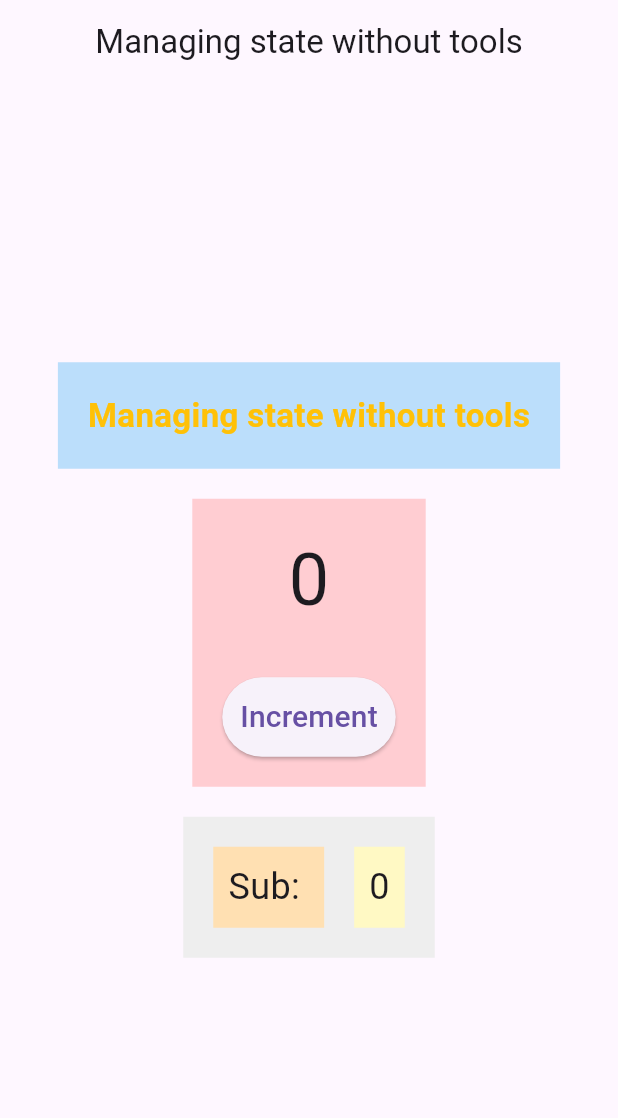
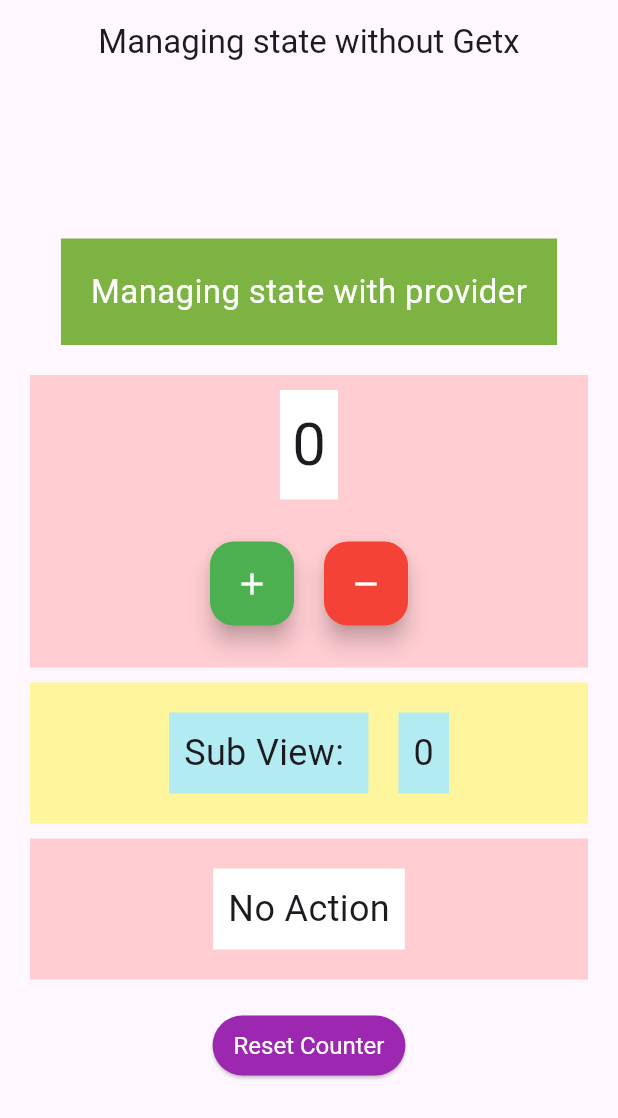
Before and after one commit to milon-dev/flutter_state_management_with_getx, a Flutter app: the screen it shows after launch, on a phone screen of 412 x 824 dp. Shown: the top 1118 px of the screen. Run offline on Flutter 3.47's test engine with Material 3 defaults, Android fonts, the phone set to English and light mode, and no system bars; our stand-ins replace get.

Commit message:
UI Change and add reset and action name

```diff
--- a/lib/controllers/counter_controller.dart
+++ b/lib/controllers/counter_controller.dart
@@ -3,15 +3,26 @@ import 'package:get/get.dart';
 
 class CounterController extends GetxController {
 
-  var counter=0.obs;
+  final counter=0.obs;
+  final actionName="No Action".obs;
 
-  increment() => counter.value++;
+  increment() {
+    counter.value++;
+    actionName.value="Add";
+  }
+
+  decrement() {
+    counter.value--;
+    actionName.value="Sub";
+  }
+
+  reset() {
+    counter.value=0;
+    actionName.value="Reset";
+  }
 
   @override
   void onInit() {
-
-    debugPrint("CounterController onInit");
-
     super.onInit();
   }
 
--- a/lib/main.dart
+++ b/lib/main.dart
@@ -1,6 +1,6 @@
 import 'package:flutter/material.dart';
 import 'package:flutter_state_management_with_getx/bindings/root_binding.dart';
-import 'package:flutter_state_management_with_getx/screens/home_screen.dart';
+import 'package:flutter_state_management_with_getx/screens/counter_screen.dart';
 import 'package:get/get.dart';
 
 void main() async{
@@ -23,7 +23,7 @@ class MyApp extends StatelessWidget {
       theme: ThemeData(
         primarySwatch: Colors.blue,
       ),
-      home:const MyHomePage(),
+      home:const CounterScreen(),
     );
   }
 }
--- /dev/null
+++ b/lib/screens/counter_screen.dart
@@ -0,0 +1,91 @@
+import 'package:flutter/material.dart';
+import 'package:get/get.dart';
+import '../controllers/counter_controller.dart';
+import '../widgets/counter_one.dart';
+import '../widgets/middle_container.dart';
+
+class CounterScreen extends StatefulWidget {
+  const CounterScreen({Key? key}) : super(key: key);
+
+  @override
+  State<CounterScreen> createState() => _CounterScreenState();
+}
+
+class _CounterScreenState extends State<CounterScreen> {
+  final counterController = Get.find<CounterController>();
+
+  @override
+  Widget build(BuildContext context) {
+    print("======================= CounterScreen build ======================");
+    return Scaffold(
+      appBar: AppBar(
+        title: const Text('Managing state without Getx'),
+        centerTitle: true,
+      ),
+      body: Center(
+        child: Column(
+          mainAxisAlignment: MainAxisAlignment.center,
+          children: <Widget>[
+            Container(
+              color: Colors.lightGreen[600],
+              padding: const EdgeInsets.all(20.0),
+              child: const Text(
+                'Managing state with provider',
+                style: TextStyle(fontSize: 22.0,color: Colors.white),
+              ),
+            ),
+            const SizedBox(height: 20.0),
+             CounterOne(),
+            const SizedBox(height: 10.0),
+            const MiddleContainer(),
+            const SizedBox(height: 10),
+            Container(
+              color: Colors.red[100],
+              padding: const EdgeInsets.all(20.0),
+              margin: const EdgeInsets.symmetric(horizontal: 20.0),
+              child:  Column(
+                children: [
+                  Row(
+                    mainAxisAlignment: MainAxisAlignment.center,
+                    children: [
+                      Container(
+                        color: Colors.white,
+                        padding: const EdgeInsets.all(10.0),
+                        child: Obx(() =>  Text(
+                          counterController.actionName.value,
+                          style: TextStyle(fontSize: 24.0),
+                        )),
+                      )
+                    ],
+                  ),
+                ],
+              ),
+            ),
+            const SizedBox(height: 20),
+            ResetButton(),
+          ],
+        ),
+      ),
+    );
+  }
+}
+
+class ResetButton extends StatelessWidget {
+  final counterController = Get.find<CounterController>();
+
+  @override
+  Widget build(BuildContext context) {
+    print("======================= ResetButton build ======================");
+    return ElevatedButton(
+      onPressed: () => counterController.reset(),
+      style: ElevatedButton.styleFrom(
+        backgroundColor: Colors.purple,
+        padding: const EdgeInsets.symmetric(vertical: 10,horizontal: 14),
+        textStyle: const TextStyle(
+          fontSize: 16,
+        ),
+      ),
+      child: const Text('Reset Counter',style: TextStyle(color: Colors.white),),
+    );
+  }
+}
--- a/lib/screens/home_screen.dart
+++ /dev/null
@@ -1,50 +0,0 @@
-import 'package:flutter/material.dart';
-import 'package:get/get.dart';
-import '../controllers/counter_controller.dart';
-import '../widgets/counter_one.dart';
-import '../widgets/middle_container.dart';
-
-class MyHomePage extends StatefulWidget {
-  const MyHomePage({Key? key}) : super(key: key);
-
-  @override
-  State<MyHomePage> createState() => _MyHomePageState();
-}
-
-class _MyHomePageState extends State<MyHomePage> {
-
-  final counterController = Get.find<CounterController>();
-
-  @override
-  Widget build(BuildContext context) {
-    debugPrint("build=====>>>Main");
-    return Scaffold(
-      appBar: AppBar(
-        title: const Text('Managing state without tools'),
-        centerTitle: true,
-      ),
-      body: Center(
-        child: Column(
-          mainAxisAlignment: MainAxisAlignment.center,
-          children: <Widget>[
-            Container(
-              color: Colors.blue[100],
-              padding: const EdgeInsets.all(20.0),
-              child: const Text(
-                'Managing state without tools',
-                style: TextStyle(fontSize: 22.0, fontWeight: FontWeight.bold, color: Colors.amber),
-              ),
-            ),
-            const SizedBox(height: 20.0),
-            Obx(() => CounterOne(
-              counter: counterController.counter.value,
-              increment: counterController.increment,
-            ),),
-            const SizedBox(height: 20.0),
-            Obx(() => MiddleContainer(counter: counterController.counter.value),),
-          ],
-        ),
-      ),
-    );
-  }
-}
--- a/lib/widgets/child_container.dart
+++ b/lib/widgets/child_container.dart
@@ -6,10 +6,10 @@ class ChildContainer extends StatelessWidget {
   @override
   Widget build(BuildContext context) {
     return Container(
-      color: Colors.orange[100],
+      color: Colors.cyan[100],
       padding: const EdgeInsets.all(10.0),
       child: const Text(
-        'Sub: ',
+        'Sub View: ',
         style: TextStyle(fontSize: 24.0),
       ),
     );
--- a/lib/widgets/counter_one.dart
+++ b/lib/widgets/counter_one.dart
@@ -1,33 +1,57 @@
 import 'package:flutter/material.dart';
+import 'package:flutter_state_management_with_getx/controllers/counter_controller.dart';
+import 'package:get/get.dart';
 
 class CounterOne extends StatelessWidget {
-  final int counter;
-  final void Function() increment;
+  CounterOne({Key? key}) : super(key: key);
 
-  const CounterOne({
-    Key? key,
-    required this.counter,
-    required this.increment,
-  }) : super(key: key);
+  final counterController = Get.find<CounterController>();
 
   @override
   Widget build(BuildContext context) {
     return Container(
       color: Colors.red[100],
-      padding: const EdgeInsets.all(20.0),
+      margin: const EdgeInsets.symmetric(horizontal: 20.0),
+      padding: const EdgeInsets.all(10.0),
       child: Column(
         children: [
-          Text(
-            '$counter',
-            style: const TextStyle(fontSize: 48.0),
+          Container(
+            color: Colors.white,
+            child: Padding(
+              padding: const EdgeInsets.all(8.0),
+              child: Obx(
+                () => Text(
+                  counterController.counter.toString(),
+                  style: const TextStyle(fontSize: 40.0),
+                ),
+              ),
+            ),
           ),
-          const SizedBox(height: 30,),
-          ElevatedButton(
-            style: ElevatedButton.styleFrom(padding: const EdgeInsets.all(12)),
-            onPressed: increment,
-            child: const Text(
-              'Increment',
-              style: TextStyle(fontSize: 20.0),
+          const SizedBox(height: 10),
+          Padding(
+            padding: const EdgeInsets.all(18.0),
+            child: Row(
+              crossAxisAlignment: CrossAxisAlignment.center,
+              mainAxisAlignment: MainAxisAlignment.center,
+              children: [
+                FloatingActionButton(
+                  onPressed: () => counterController.increment(),
+                  backgroundColor: Colors.green,
+                  child: const Icon(
+                    Icons.add,
+                    color: Colors.white,
+                  ),
+                ),
+                const SizedBox(width: 20),
+                FloatingActionButton(
+                  onPressed: () => counterController.decrement(),
+                  backgroundColor: Colors.red,
+                  child: const Icon(
+                    Icons.remove,
+                    color: Colors.white,
+                  ),
+                ),
+              ],
             ),
           ),
         ],
--- a/lib/widgets/counter_two.dart
+++ b/lib/widgets/counter_two.dart
@@ -1,21 +1,21 @@
 import 'package:flutter/material.dart';
+import 'package:flutter_state_management_with_getx/controllers/counter_controller.dart';
+import 'package:get/get.dart';
 
 class CounterTwo extends StatelessWidget {
-  final int counter;
-  const CounterTwo({
-    Key? key,
-    required this.counter,
-  }) : super(key: key);
+  CounterTwo({Key? key}) : super(key: key);
+
+  final counterController = Get.find<CounterController>();
 
   @override
   Widget build(BuildContext context) {
     return Container(
-      color: Colors.yellow[100],
+      color: Colors.cyan[100],
       padding: const EdgeInsets.all(10.0),
-      child: Text(
-        '$counter',
+      child: Obx(() => Text(
+        counterController.counter.toString() ,
         style: const TextStyle(fontSize: 24.0),
-      ),
+      )),
     );
   }
 }
--- a/lib/widgets/middle_container.dart
+++ b/lib/widgets/middle_container.dart
@@ -3,26 +3,52 @@ import 'child_container.dart';
 import 'counter_two.dart';
 
 class MiddleContainer extends StatelessWidget {
-  final int counter;
-  const MiddleContainer({
-    Key? key,
-    required this.counter,
-  }) : super(key: key);
+  const MiddleContainer({Key? key}) : super(key: key);
 
   @override
   Widget build(BuildContext context) {
     return Container(
-      color: Colors.grey[200],
+      color: Colors.yellow[200],
       padding: const EdgeInsets.all(20.0),
-      child: Row(
-        mainAxisAlignment: MainAxisAlignment.center,
-        mainAxisSize: MainAxisSize.min,
+      margin: const EdgeInsets.symmetric(horizontal: 20.0),
+      child:  Column(
         children: [
-          const ChildContainer(),
-          const SizedBox(width: 20.0),
-          CounterTwo(counter: counter),
+          Row(
+            mainAxisAlignment: MainAxisAlignment.center,
+            children: [
+              const ChildContainer(),
+              const SizedBox(width: 20.0),
+              CounterTwo(),
+            ],
+          ),
         ],
       ),
     );
   }
 }
+
+
+// class MiddleContainer extends StatelessWidget {
+//   final int counter;
+//   const MiddleContainer({
+//     Key? key,
+//     required this.counter,
+//   }) : super(key: key);
+//
+//   @override
+//   Widget build(BuildContext context) {
+//     return Container(
+//       color: Colors.grey[200],
+//       padding: const EdgeInsets.all(20.0),
+//       child: Row(
+//         mainAxisAlignment: MainAxisAlignment.center,
+//         mainAxisSize: MainAxisSize.min,
+//         children: [
+//           const ChildContainer(),
+//           const SizedBox(width: 20.0),
+//           CounterTwo(counter: counter),
+//         ],
+//       ),
+//     );
+//   }
+// }
```
Also changed, not shown: pubspec.lock, 1 other file.
